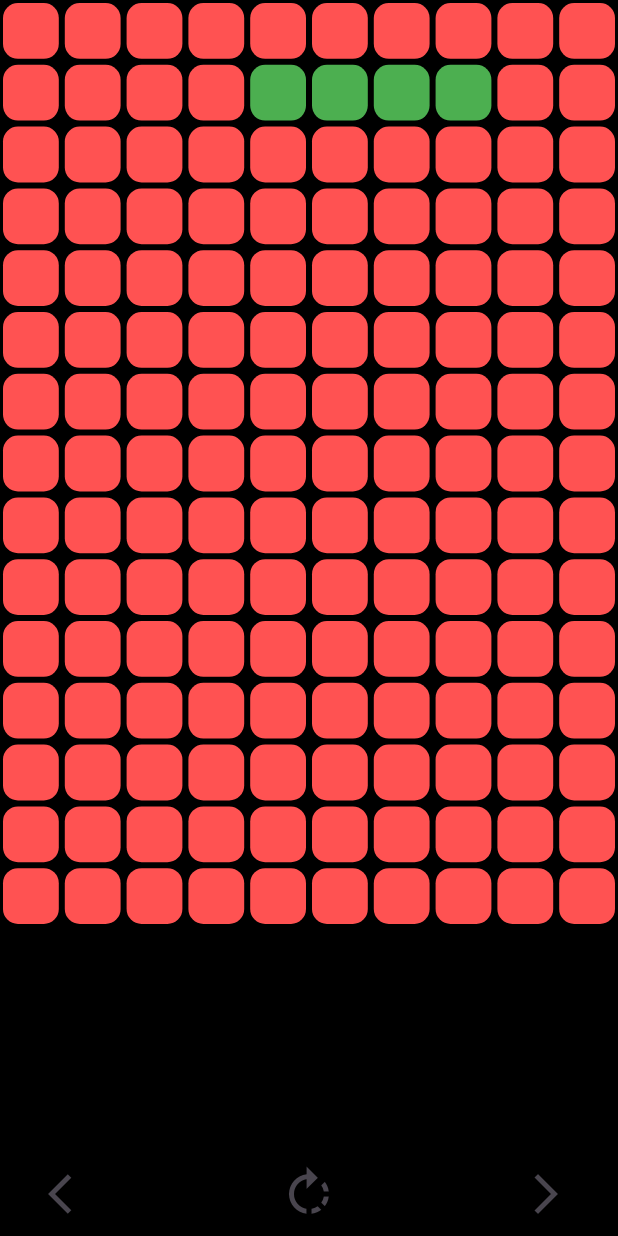
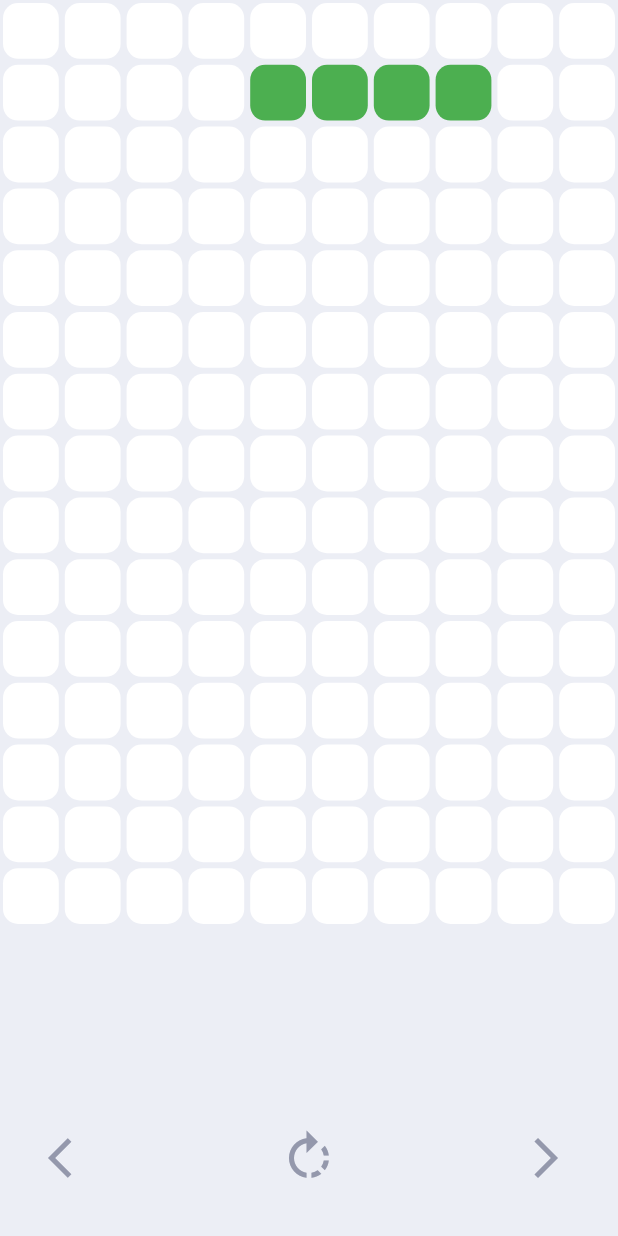
Before and after one commit to hlusovich/flutter-pet, a Flutter app: the Tetris screen opened directly, on a phone screen of 412 x 824 dp. Run offline on Flutter 3.47's test engine with Material 2 defaults, Android fonts, the phone set to English and light mode, and no system bars; our stand-ins replace audioplayers, easy_localization, equatable, flutter_bloc.

Commit message:
add theme

```diff
--- /dev/null
+++ b/pet/lib/core/domain/bloc/theme/theme.bloc.dart
@@ -0,0 +1,15 @@
+import 'package:flutter_bloc/flutter_bloc.dart';
+import 'package:game_box/core/domain/bloc/theme/theme.events.dart';
+import 'package:game_box/core/domain/bloc/theme/theme.state.dart';
+import 'package:game_box/core/presentation/theme/app_dark_theme.dart';
+import 'package:game_box/core/presentation/theme/app_light_theme.dart';
+
+class ThemeBloc extends Bloc<ThemeEvents, ThemeState> {
+  ThemeBloc() : super(ThemeState(theme: LightTheme())) {
+    on<ChangeTheme>(onChangeTheme);
+  }
+
+  void onChangeTheme(ThemeEvents event, Emitter<ThemeState> emit) async {
+    emit(ThemeState(theme: state.theme is LightTheme ? DarkTheme() : LightTheme()));
+  }
+}
--- /dev/null
+++ b/pet/lib/core/domain/bloc/theme/theme.events.dart
@@ -0,0 +1,7 @@
+abstract interface class ThemeEvents {
+  const ThemeEvents();
+}
+
+final class ChangeTheme extends ThemeEvents {
+  const ChangeTheme();
+}
--- /dev/null
+++ b/pet/lib/core/domain/bloc/theme/theme.state.dart
@@ -0,0 +1,7 @@
+import 'package:game_box/core/presentation/theme/interfaces/app_theme.interface.dart';
+
+final class ThemeState {
+  final ITheme theme;
+
+  const ThemeState({required this.theme});
+}
--- /dev/null
+++ b/pet/lib/core/presentation/theme/app_dark_theme.dart
@@ -0,0 +1,11 @@
+import 'package:game_box/core/presentation/theme/constants/app_colors_const.dart';
+import 'package:game_box/core/presentation/theme/interfaces/app_theme.interface.dart';
+
+final class DarkTheme implements ITheme {
+  @override
+  final card = AppColors.bgLighter;
+  @override
+  final background = AppColors.bgDark;
+  @override
+  final text = AppColors.white;
+}
--- /dev/null
+++ b/pet/lib/core/presentation/theme/app_light_theme.dart
@@ -0,0 +1,11 @@
+import 'package:game_box/core/presentation/theme/constants/app_colors_const.dart';
+import 'package:game_box/core/presentation/theme/interfaces/app_theme.interface.dart';
+
+class LightTheme implements ITheme {
+  @override
+  final card = AppColors.white;
+  @override
+  final background = AppColors.bgLight;
+  @override
+  final text = AppColors.grayLight;
+}
--- a/pet/lib/features/tetris/domain/bloc/audio/tetris_audio.bloc.dart
+++ b/pet/lib/features/tetris/domain/bloc/audio/tetris_audio.bloc.dart
@@ -19,8 +19,8 @@ class TetrisAudionBloc extends Bloc<TetrisAudioEvents, TetrisAudioStates> {
   }
 
   void onTetrisEndAudio(TetrisEndAudio event, Emitter<TetrisAudioStates> emit) async {
-    effectsPlayer.dispose();
-    themeAudioPlayer.dispose();
+    await effectsPlayer.dispose();
+    await themeAudioPlayer.dispose();
   }
 
   void onTetrisRemoveLineAudio(TetrisRemoveLineAudio event, Emitter<TetrisAudioStates> emit) async {
--- a/pet/lib/features/tetris/features/game_field/bloc/tetris_game_field/tetris_game_field.bloc.dart
+++ b/pet/lib/features/tetris/features/game_field/bloc/tetris_game_field/tetris_game_field.bloc.dart
@@ -31,6 +31,7 @@ class TetrisGameFieldBloc extends Bloc<TetrisGameFieldEvents, TetrisGameFieldSta
     on<TetrisUpdateOccupiedFields>(_onTetrisUpdateOccupiedFields);
     on<TetrisAddNewShape>(_onTetrisAddNewShape);
     on<TetrisUpdateCurrentShape>(_onTetrisTetrisUpdateCurrentShape);
+    on<TetrisAddAudioCallbackField>(_onTetrisAddAudioCallbackField);
     on<TetrisUpdateCurrentShapeByDirection>(_onTetrisTetrisUpdateCurrentShapeByDirection);
   }
 
@@ -40,6 +41,10 @@ class TetrisGameFieldBloc extends Bloc<TetrisGameFieldEvents, TetrisGameFieldSta
 
   void _onUpdateGameFieldSize(UpdateGameFieldSize event, Emitter<TetrisGameFieldState> emit) async {
     emit(state.copyWith(width: event.width, height: event.height));
+  }
+
+  void _onTetrisAddAudioCallbackField(TetrisAddAudioCallbackField event, Emitter<TetrisGameFieldState> emit) async {
+    emit(state.copyWith(audioCallback: event.audioCallback));
   }
 
   void _onTetrisTetrisUpdateCurrentShape(TetrisUpdateCurrentShape event, Emitter<TetrisGameFieldState> emit) async {
--- a/pet/lib/features/tetris/features/game_field/features/game_controllers/presentation/game_controllers.widget.dart
+++ b/pet/lib/features/tetris/features/game_field/features/game_controllers/presentation/game_controllers.widget.dart
@@ -1,4 +1,6 @@
 import 'package:flutter/material.dart';
+import 'package:flutter_bloc/flutter_bloc.dart';
+import 'package:game_box/core/domain/bloc/theme/theme.bloc.dart';
 import 'package:game_box/features/tetris/features/game_field/bloc/tetris_game_field/tetris_game_field.bloc.dart';
 import 'package:game_box/features/tetris/features/game_field/bloc/tetris_game_field/tetris_game_field.events.dart';
 import 'package:game_box/features/tetris/features/game_field/presentation/domain/enums/direction.enum.dart';
@@ -23,6 +25,8 @@ class GameControllers extends StatelessWidget {
 
   @override
   Widget build(BuildContext context) {
+    final theme = context.read<ThemeBloc>().state.theme;
+
     return Row(
       mainAxisAlignment: MainAxisAlignment.spaceBetween,
       crossAxisAlignment: CrossAxisAlignment.center,
@@ -48,8 +52,9 @@ class GameControllers extends StatelessWidget {
 
             bloc.add(const TetrisUpdateCurrentShapeByDirection(direction: DirectionEnum.left));
           },
-          icon: const Icon(
+          icon: Icon(
             Icons.arrow_back_ios,
+            color: theme.text,
             size: 32,
           ),
         ),
@@ -71,8 +76,9 @@ class GameControllers extends StatelessWidget {
               bloc.add(TetrisUpdateCurrentShape(currentShape: rotatedShape));
             }
           },
-          icon: const Icon(
+          icon: Icon(
             Icons.rotate_right,
+            color: theme.text,
             size: 40,
           ),
         ),
@@ -97,8 +103,9 @@ class GameControllers extends StatelessWidget {
 
             bloc.add(const TetrisUpdateCurrentShapeByDirection(direction: DirectionEnum.right));
           },
-          icon: const Icon(
+          icon: Icon(
             Icons.arrow_forward_ios,
+            color: theme.text,
             size: 32,
           ),
         ),
--- a/pet/lib/features/tetris/features/game_field/presentation/game_field.widget.dart
+++ b/pet/lib/features/tetris/features/game_field/presentation/game_field.widget.dart
@@ -1,4 +1,6 @@
 import 'package:flutter/material.dart';
+import 'package:flutter_bloc/flutter_bloc.dart';
+import 'package:game_box/core/domain/bloc/theme/theme.bloc.dart';
 import 'package:game_box/features/tetris/features/game_field/domain/models/shape.model.dart';
 import 'package:game_box/features/tetris/features/game_field/features/cell/presentation/cell.widget.dart';
 
@@ -14,6 +16,8 @@ class GameField extends StatelessWidget {
 
   @override
   Widget build(BuildContext context) {
+    final theme = context.read<ThemeBloc>().state.theme;
+
     return Column(
       children: [
         Expanded(
@@ -45,8 +49,8 @@ class GameField extends StatelessWidget {
                     );
                   }
 
-                  return const Cell(
-                    color: Colors.redAccent,
+                  return Cell(
+                    color: theme.card,
                   );
                 }),
                   ),
--- a/pet/lib/features/tetris/presentation/tetris.widget.dart
+++ b/pet/lib/features/tetris/presentation/tetris.widget.dart
@@ -1,5 +1,6 @@
 import 'package:flutter/material.dart';
 import 'package:flutter_bloc/flutter_bloc.dart';
+import 'package:game_box/core/domain/bloc/theme/theme.bloc.dart';
 import 'package:game_box/features/tetris/domain/bloc/audio/tetris_audio.bloc.dart';
 import 'package:game_box/features/tetris/domain/bloc/audio/tetris_audio.events.dart';
 import 'package:game_box/features/tetris/features/game_field/bloc/tetris_game_field/tetris_game_field.bloc.dart';
@@ -26,6 +27,7 @@ class _TetrisState extends State<Tetris> {
     audioBloc = TetrisAudionBloc();
     gameFieldBloc.add(const TetrisAddNewShape());
     _addAudioCallback();
+    _runAudio();
     _startGame();
   }
 
@@ -55,7 +57,7 @@ class _TetrisState extends State<Tetris> {
         BlocProvider.value(value: audioBloc),
       ],
       child: Scaffold(
-          backgroundColor: Colors.black,
+        backgroundColor: context.watch<ThemeBloc>().state.theme.background,
         body: Column(
           children: [
             Expanded(
@@ -76,8 +78,12 @@ class _TetrisState extends State<Tetris> {
                 bloc: gameFieldBloc,
               ),
             ),
+            const SizedBox(
+              height: 24,
+            )
           ],
-          )),
+        ),
+      ),
     );
   }
 }
```
Also changed, not shown: pet/lib/core/presentation/theme/constants/app_colors_const.dart (added, +40 -0 lines), pet/lib/core/presentation/theme/interfaces/app_theme.interface.dart (added, +9 -0 lines), pet/lib/main.dart (+24 -12 lines), pet/lib/core/presentation/entities/locale.entity.dart (renamed from pet/lib/core/entities/locale.entity.dart), 1 other file. Lines whose indentation alone changed are shown as unchanged.
